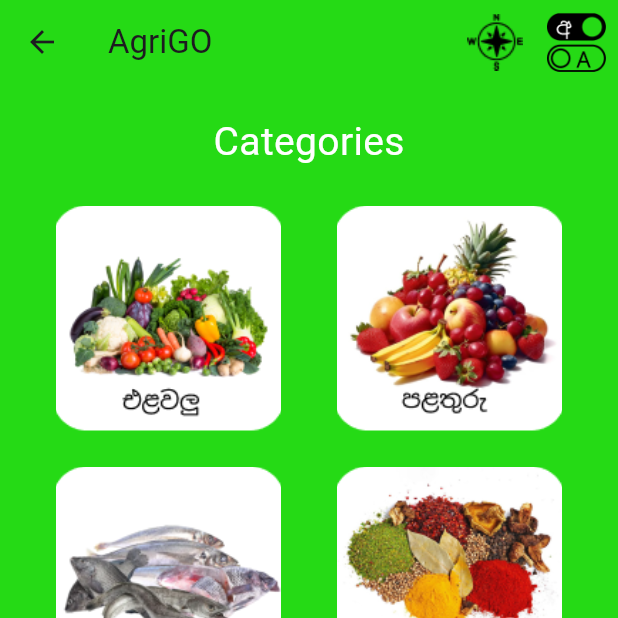
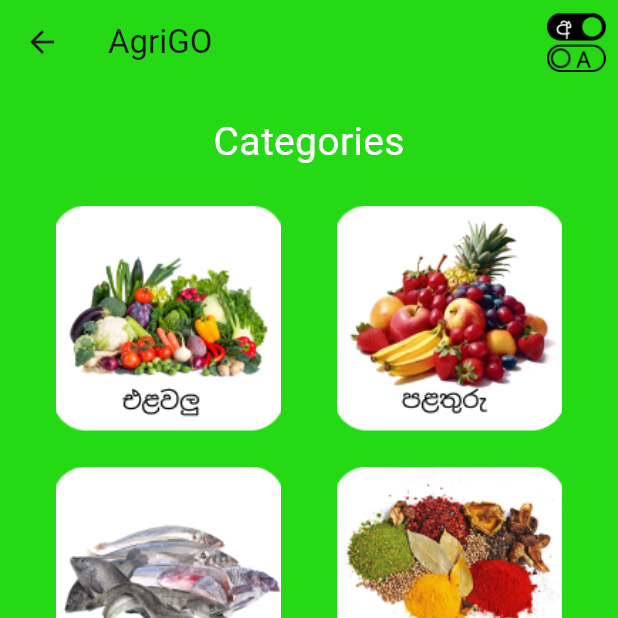
Before and after one commit to thommadurasahan/AgriGo-v1-Repo, a Flutter app: the Categories screen opened directly, on a phone screen of 412 x 824 dp, the top half of it. Run offline on Flutter 3.47's test engine with Material 3 defaults, Android fonts, the phone set to English and light mode, and no system bars; our stand-ins replace carousel_slider, firebase_auth, firebase_core; accounts and stored records are empty.

Commit message:
Update categories.dart

```diff
--- a/flutter_agrigo/lib/categories.dart
+++ b/flutter_agrigo/lib/categories.dart
@@ -16,15 +16,11 @@ class Categories extends StatelessWidget {
   Widget build(BuildContext context) {
     return Scaffold(
       backgroundColor: const Color(0xFF25DA15),
+
+      // The App Bar
       appBar: AppBar(
         title: const Text('AgriGO'),
         actions: [
-          IconButton(
-            icon: Image.asset('assets/Compass.png'),
-            onPressed: () {
-              // Handle first icon press action
-            },
-          ),
           IconButton(
             icon: Image.asset('assets/Switch.png'),
             onPressed: () {
@@ -64,7 +60,8 @@ class Categories extends StatelessWidget {
                 onPressed: () {
                   Navigator.push(
                     context,
-                  MaterialPageRoute(builder: (context) => const FruitScreen()),
+                    MaterialPageRoute(
+                        builder: (context) => const FruitScreen()),
                   );
                 },
               ),
@@ -88,7 +85,8 @@ class Categories extends StatelessWidget {
                 onPressed: () {
                   Navigator.push(
                     context,
-                  MaterialPageRoute(builder: (context) => const SpicesScreen()),
+                    MaterialPageRoute(
+                        builder: (context) => const SpicesScreen()),
                   );
                 },
               ),
@@ -103,7 +101,8 @@ class Categories extends StatelessWidget {
                 onPressed: () {
                   Navigator.push(
                     context,
-                  MaterialPageRoute(builder: (context) => const ImportsScreen()),
+                    MaterialPageRoute(
+                        builder: (context) => const ImportsScreen()),
                   );
                 },
               ),
@@ -112,7 +111,8 @@ class Categories extends StatelessWidget {
                 onPressed: () {
                   Navigator.push(
                     context,
-                  MaterialPageRoute(builder: (context) => const OthersScreen()),
+                    MaterialPageRoute(
+                        builder: (context) => const OthersScreen()),
                   );
                 },
               ),
--- a/flutter_agrigo/lib/main.dart
+++ b/flutter_agrigo/lib/main.dart
@@ -1,5 +1,5 @@
 import 'package:flutter/material.dart';
-import 'package:flutter_agrigo/login_eng.dart';
+import 'package:flutter_agrigo/categories.dart';
 
 void main() {
   runApp(const MyApp());
@@ -11,7 +11,7 @@ class MyApp extends StatelessWidget {
   @override
   Widget build(BuildContext context) {
     return const MaterialApp(
-      home: LogInEng(),
+      home: Categories(),
     );
   }
 }
```
Lines whose indentation alone changed are shown as unchanged.
